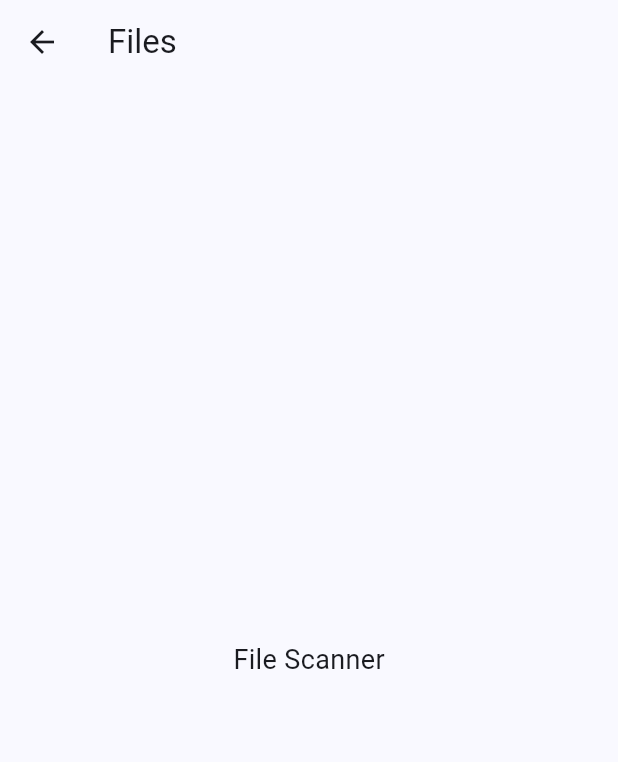
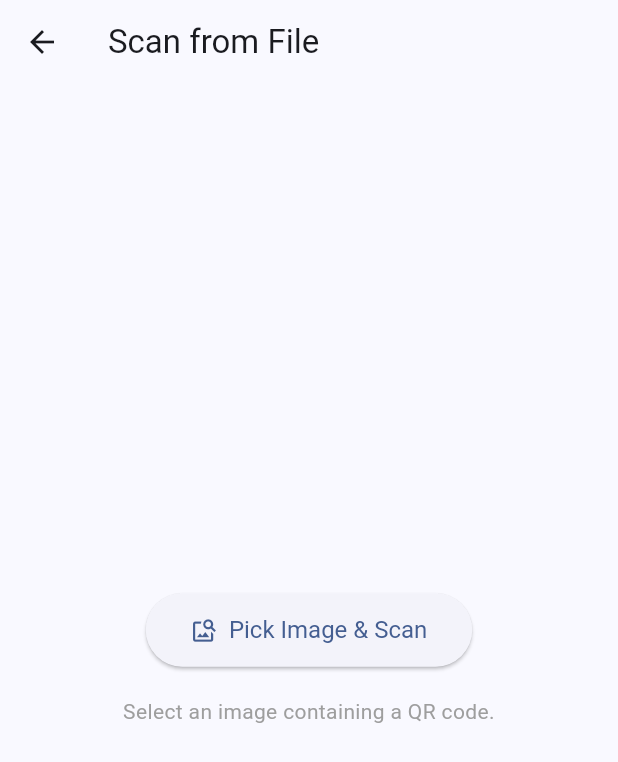
Before and after one commit to FlamingWater35/QuickScan, a Flutter app: the FileScreen screen opened directly, on a phone screen of 412 x 824 dp. Shown: the top 762 px of the screen. Run offline on Flutter 3.47's test engine with Material 3 defaults, Android fonts, the phone set to English and light mode, and no system bars; our stand-ins replace image_picker; missing offline and left inert: mobile_scanner.

Commit message:
Implement file analyzing feature

```diff
--- a/lib/screens/file_screen.dart
+++ b/lib/screens/file_screen.dart
@@ -1,18 +1,126 @@
+import 'dart:async';
 import 'package:flutter/material.dart';
+import 'package:image_picker/image_picker.dart';
+import 'package:mobile_scanner/mobile_scanner.dart';
+import 'package:logging/logging.dart';
 
-class FileScreen extends StatelessWidget {
+import '/screens/scan_result_screen.dart';
+
+class FileScreen extends StatefulWidget {
   const FileScreen({super.key});
+
+  @override
+  State<FileScreen> createState() => _FileScreenState();
+}
+
+class _FileScreenState extends State<FileScreen> {
+  final _log = Logger('FileScannerScreenState');
+  final MobileScannerController _scannerController = MobileScannerController(
+    // formats: [BarcodeFormat.qrCode],
+  );
+  final ImagePicker _picker = ImagePicker();
+  bool _isScanning = false;
+
+  @override
+  void dispose() {
+    _scannerController.dispose();
+    super.dispose();
+  }
+
+  Future<void> _pickAndScanImage() async {
+    if (_isScanning) return;
+
+    try {
+      final XFile? pickedFile = await _picker.pickImage(
+        source: ImageSource.gallery,
+      );
+
+      if (pickedFile == null) {
+        return;
+      }
+
+      if (!mounted) return;
+
+      setState(() {
+        _isScanning = true;
+      });
+
+      final BarcodeCapture? capture = await _scannerController.analyzeImage(pickedFile.path);
+
+      if (!mounted) return;
+
+      if (capture != null && capture.barcodes.isNotEmpty) {
+        final Barcode barcode = capture.barcodes.first;
+        final String? code = barcode.rawValue;
+
+        if (code != null) {
+          _log.fine('Barcode found in image: $code');
+          await Navigator.of(context, rootNavigator: true).push(
+            MaterialPageRoute(
+              builder: (context) => ResultScreen(code: code),
+            ),
+          );
+        } else {
+          _showSnackBar('No readable code found in the QR code.');
+        }
+      } else {
+        _showSnackBar('No QR code found in the selected image.');
+      }
+    } catch (e) {
+      _log.severe('Error scanning image: $e');
+      if (mounted) {
+        _showSnackBar('Error scanning image: ${e.toString()}');
+      }
+    } finally {
+      if (mounted) {
+        setState(() {
+          _isScanning = false;
+        });
+      }
+    }
+  }
+
+  void _showSnackBar(String message) {
+    if (!mounted) return;
+    ScaffoldMessenger.of(context).showSnackBar(
+      SnackBar(content: Text(message)),
+    );
+  }
 
   @override
   Widget build(BuildContext context) {
     return Scaffold(
       appBar: AppBar(
-        title: const Text('Files'),
+        title: const Text('Scan from File'),
       ),
-      body: const Center(
-        child: Text(
-          'File Scanner',
-          style: TextStyle(fontSize: 18),
+      body: Center(
+        child: Column(
+          mainAxisAlignment: MainAxisAlignment.center,
+          children: [
+            if (_isScanning)
+              const Padding(
+                padding: EdgeInsets.only(bottom: 20.0),
+                child: CircularProgressIndicator(),
+              ),
+            ElevatedButton.icon(
+              icon: const Icon(Icons.image_search),
+              label: const Text('Pick Image & Scan'),
+              onPressed: _isScanning ? null : _pickAndScanImage,
+              style: ElevatedButton.styleFrom(
+                padding: const EdgeInsets.symmetric(horizontal: 30, vertical: 15),
+                textStyle: const TextStyle(fontSize: 16)
+              ),
+            ),
+            const SizedBox(height: 20),
+            const Padding(
+              padding: EdgeInsets.symmetric(horizontal: 40.0),
+              child: Text(
+                'Select an image containing a QR code.',
+                textAlign: TextAlign.center,
+                style: TextStyle(color: Colors.grey),
+              ),
+            ),
+          ],
         ),
       ),
     );
--- a/lib/screens/scanner_screen.dart
+++ b/lib/screens/scanner_screen.dart
@@ -2,6 +2,7 @@ import 'dart:async';
 import 'package:flutter/material.dart';
 import 'package:mobile_scanner/mobile_scanner.dart';
 import 'package:logging/logging.dart';
+
 import 'scan_result_screen.dart';
 
 class QRScannerScreen extends StatefulWidget {
@@ -12,12 +13,10 @@ class QRScannerScreen extends StatefulWidget {
 }
 
 class _QRScannerScreenState extends State<QRScannerScreen> with WidgetsBindingObserver {
-  final _log = Logger('QRScannerScreenState');
+  final _log = Logger('CameraScannerScreenState');
   final MobileScannerController controller = MobileScannerController(
     // formats: [BarcodeFormat.qrCode], // Limit to QR codes
     // detectionSpeed: DetectionSpeed.normal, // Adjust speed
-    // facing: CameraFacing.back, // Default is back
-    // torchEnabled: false, // Default is false
   );
 
   StreamSubscription<Object?>? _subscription;
--- a/pubspec.yaml
+++ b/pubspec.yaml
@@ -36,6 +36,7 @@ dependencies:
   cupertino_icons: ^1.0.8
 
   mobile_scanner: ^6.0.10
+  image_picker: ^1.1.2
   logging: ^1.3.0
 
 dev_dependencies:
```
Also changed, not shown: pubspec.lock.
